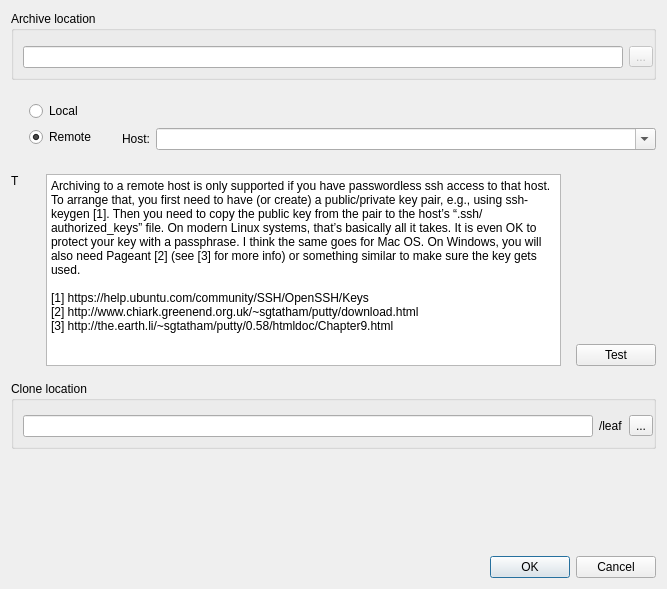
The window that src/App/CloneBookDialog.ui (wagenadl/notedeln) describes before a commit, drawn with Qt 5.
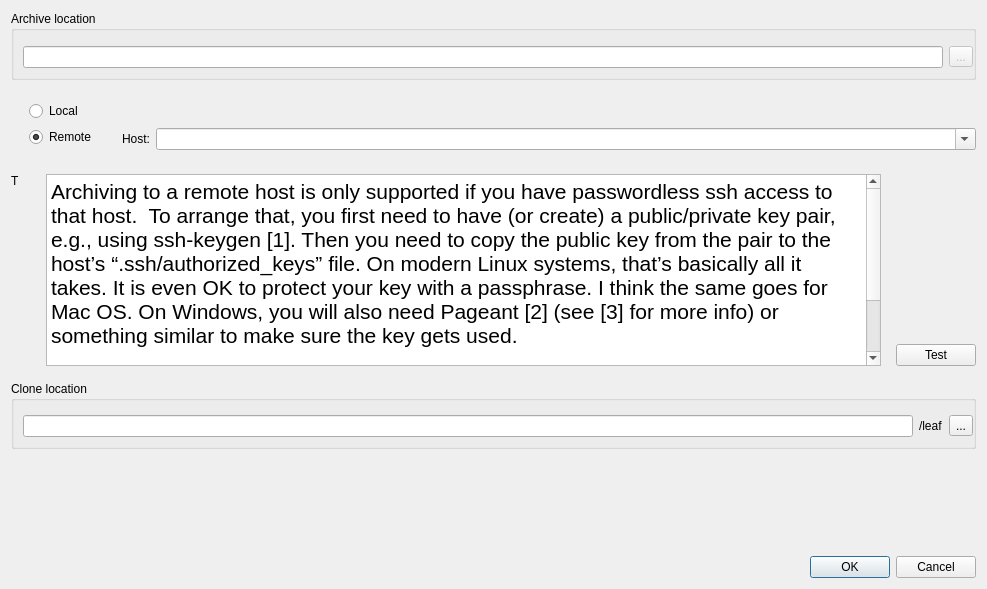
The same window after the commit.

Commit message: Better text in clone book dialog. should still add "username" field

What changed in the file:
```diff
--- a/src/App/CloneBookDialog.ui
+++ b/src/App/CloneBookDialog.ui
@@ -6,7 +6,7 @@
    <rect>
     <x>0</x>
     <y>0</y>
-    <width>667</width>
+    <width>987</width>
     <height>589</height>
    </rect>
   </property>
@@ -250,7 +250,7 @@
          <string>&lt;!DOCTYPE HTML PUBLIC &quot;-//W3C//DTD HTML 4.0//EN&quot; &quot;http://www.w3.org/TR/REC-html40/strict.dtd&quot;&gt;
 &lt;html&gt;&lt;head&gt;&lt;meta name=&quot;qrichtext&quot; content=&quot;1&quot; /&gt;&lt;style type=&quot;text/css&quot;&gt;
 p, li { white-space: pre-wrap; }
-&lt;/style&gt;&lt;/head&gt;&lt;body&gt;
+&lt;/style&gt;&lt;/head&gt;&lt;body style=&quot; font-family:'Sans'; font-size:16pt; font-weight:400; font-style:normal;&quot;&gt;
 &lt;p style=&quot; margin-top:0px; margin-bottom:0px; margin-left:0px; margin-right:0px; -qt-block-indent:0; text-indent:0px;&quot;&gt;Archiving to a remote host is only supported if you have passwordless ssh access to that host.  To arrange that, you first need to have (or create) a public/private key pair, e.g., using ssh-keygen [1]. Then you need to copy the public key from the pair to the host’s “.ssh/authorized_keys” file. On modern Linux systems, that’s basically all it takes. It is even OK to protect your key with a passphrase. I think the same goes for Mac OS. On Windows, you will also need Pageant [2] (see [3] for more info) or something similar to make sure the key gets used.&lt;/p&gt;
 &lt;p style=&quot;-qt-paragraph-type:empty; margin-top:0px; margin-bottom:0px; margin-left:0px; margin-right:0px; -qt-block-indent:0; text-indent:0px;&quot;&gt;&lt;br /&gt;&lt;/p&gt;
 &lt;p style=&quot; margin-top:0px; margin-bottom:0px; margin-left:0px; margin-right:0px; -qt-block-indent:0; text-indent:0px;&quot;&gt;[1] https://help.ubuntu.com/community/SSH/OpenSSH/Keys&lt;/p&gt;
```
Left out of the diff: 2 changed lines with no effect on the pictures. The commit also changes 4 other files.
